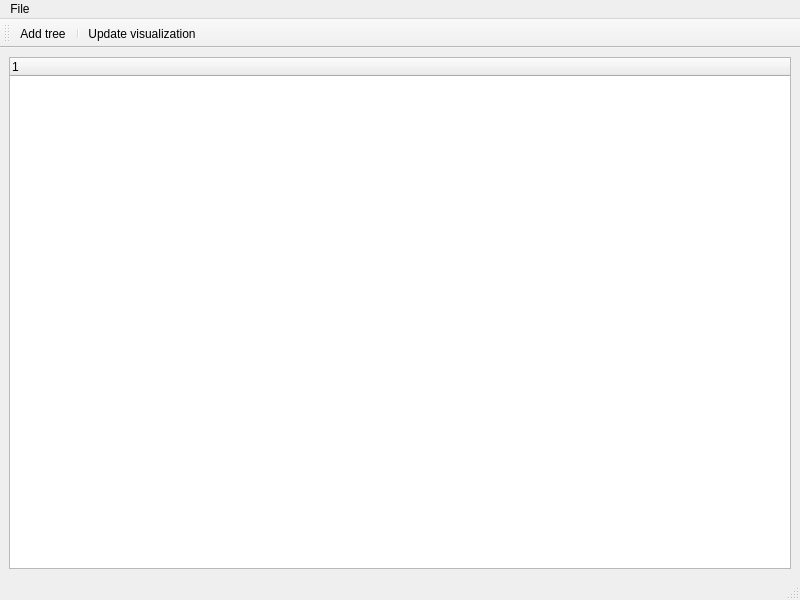
Qt form qt-workbench/xml_viewer.ui (lignumsystem/lignum-core) before a commit.
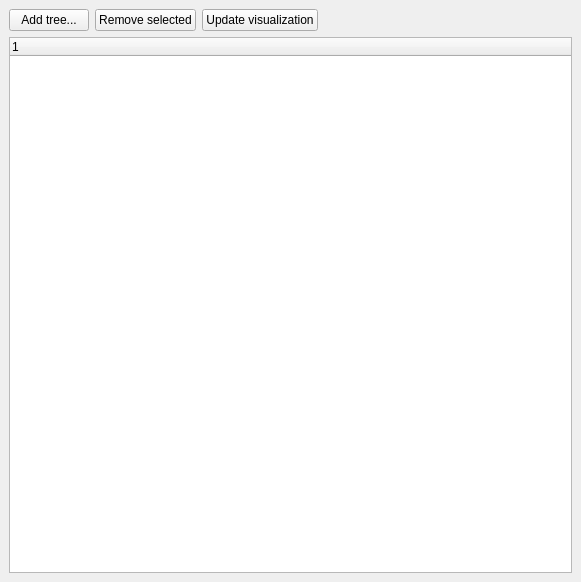
The same form after that commit. Custom widgets are drawn as their Qt base class.

Commit message: Changed the viewer to be a dock widget.

```diff
--- a/qt-workbench/xml_viewer.ui
+++ b/qt-workbench/xml_viewer.ui
@@ -3,19 +3,18 @@
  <comment></comment>
  <exportmacro></exportmacro>
  <class>TreeViewer</class>
- <widget class="QMainWindow" name="TreeViewer" >
+ <widget class="QWidget" name="TreeViewer" >
   <property name="geometry" >
    <rect>
     <x>0</x>
     <y>0</y>
-    <width>800</width>
-    <height>600</height>
+    <width>581</width>
+    <height>582</height>
    </rect>
   </property>
   <property name="windowTitle" >
    <string>MainWindow</string>
   </property>
-  <widget class="QWidget" name="centralwidget" >
    <layout class="QHBoxLayout" >
     <property name="margin" >
      <number>9</number>
@@ -24,7 +23,65 @@
      <number>6</number>
     </property>
     <item>
+    <layout class="QVBoxLayout" >
+     <property name="margin" >
+      <number>0</number>
+     </property>
+     <property name="spacing" >
+      <number>6</number>
+     </property>
+     <item>
+      <layout class="QHBoxLayout" >
+       <property name="margin" >
+        <number>0</number>
+       </property>
+       <property name="spacing" >
+        <number>6</number>
+       </property>
+       <item>
+        <widget class="QPushButton" name="addButton" >
+         <property name="text" >
+          <string>Add tree...</string>
+         </property>
+        </widget>
+       </item>
+       <item>
+        <widget class="QPushButton" name="removeButton" >
+         <property name="text" >
+          <string>Remove selected</string>
+         </property>
+        </widget>
+       </item>
+       <item>
+        <widget class="QPushButton" name="updatevButton" >
+         <property name="text" >
+          <string>Update visualization</string>
+         </property>
+        </widget>
+       </item>
+       <item>
+        <spacer>
+         <property name="orientation" >
+          <enum>Qt::Horizontal</enum>
+         </property>
+         <property name="sizeHint" >
+          <size>
+           <width>71</width>
+           <height>20</height>
+          </size>
+         </property>
+        </spacer>
+       </item>
+      </layout>
+     </item>
+     <item>
      <widget class="XMLViewer" name="xml_viewer" >
+       <property name="minimumSize" >
+        <size>
+         <width>0</width>
+         <height>0</height>
+        </size>
+       </property>
       <property name="toolTip" >
        <string>Function painter for Lignum</string>
       </property>
@@ -34,53 +91,8 @@
      </widget>
     </item>
    </layout>
-  </widget>
-  <widget class="QMenuBar" name="menubar" >
-   <property name="geometry" >
-    <rect>
-     <x>0</x>
-     <y>0</y>
-     <width>800</width>
-     <height>31</height>
-    </rect>
-   </property>
-   <widget class="QMenu" name="menuFile" >
-    <property name="title" >
-     <string>File</string>
-    </property>
-    <addaction name="actionAdd_tree" />
-    <addaction name="separator" />
-    <addaction name="actionQuit" />
-   </widget>
-   <addaction name="menuFile" />
-  </widget>
-  <widget class="QStatusBar" name="statusbar" />
-  <widget class="QToolBar" name="toolBar" >
-   <property name="orientation" >
-    <enum>Qt::Horizontal</enum>
-   </property>
-   <attribute name="toolBarArea" >
-    <number>4</number>
-   </attribute>
-   <addaction name="actionAdd_tree" />
-   <addaction name="separator" />
-   <addaction name="actionUpdate_visualization" />
-  </widget>
-  <action name="actionAdd_tree" >
-   <property name="text" >
-    <string>Add tree...</string>
-   </property>
-  </action>
-  <action name="actionQuit" >
-   <property name="text" >
-    <string>Quit</string>
-   </property>
-  </action>
-  <action name="actionUpdate_visualization" >
-   <property name="text" >
-    <string>Update visualization</string>
-   </property>
-  </action>
+   </item>
+  </layout>
  </widget>
  <pixmapfunction></pixmapfunction>
  <customwidgets>
```
Left out of the diff: 2 changed lines with no effect on the pictures. Lines whose indentation alone changed are shown as unchanged. The commit also changes 1 other file.
